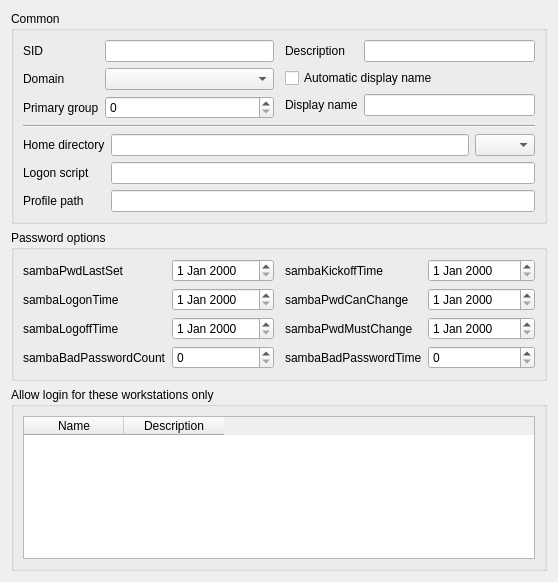
gonicus/clacks, file agent/src/clacks/agent/data/templates/default/user-samba.ui: the form before one commit.
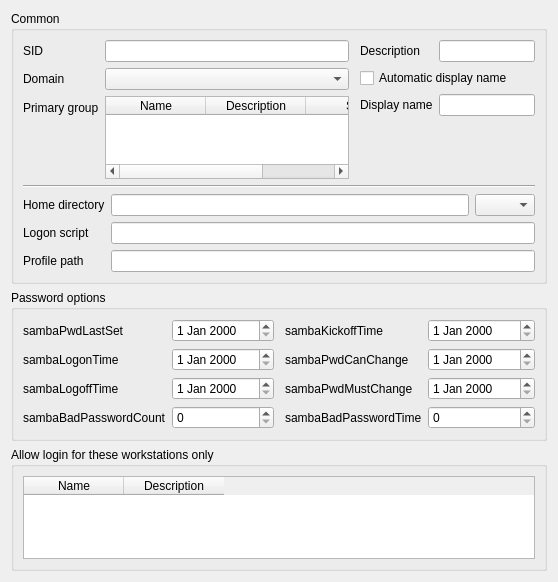
The form after the commit. Icons and pictures are not drawn.

```diff
--- a/agent/src/clacks/agent/data/templates/default/user-samba.ui
+++ b/agent/src/clacks/agent/data/templates/default/user-samba.ui
@@ -65,7 +65,23 @@
            </widget>
           </item>
           <item row="2" column="1">
-           <widget class="QSpinBox" name="sambaPrimaryGroupSIDEdit"/>
+           <widget class="QTableWidget" name="sambaPrimaryGroupSIDEdit">
+            <column>
+             <property name="text">
+              <string extracomment="cn">Name</string>
+             </property>
+            </column>
+            <column>
+             <property name="text">
+              <string extracomment="description">Description</string>
+             </property>
+            </column>
+            <column>
+             <property name="text">
+              <string extracomment="sambaSID">SID</string>
+             </property>
+            </column>
+           </widget>
           </item>
          </layout>
         </item>
```
Left out of the diff: 2 changed lines with no effect on the pictures.
